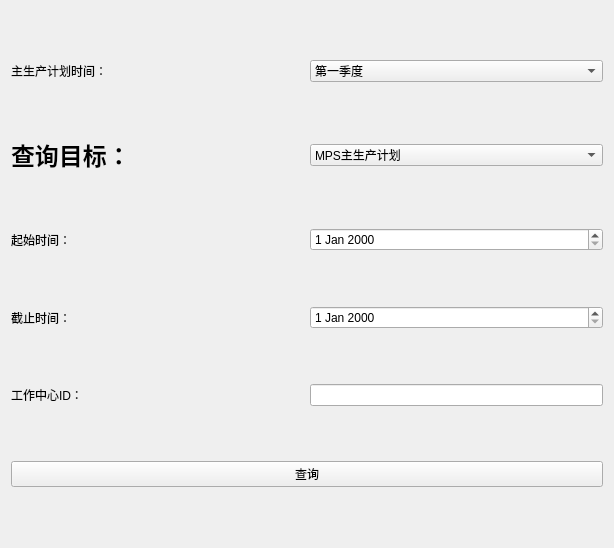
Old version of the form jh/code/window_chaxun.ui in the repository joker20020/ERP.
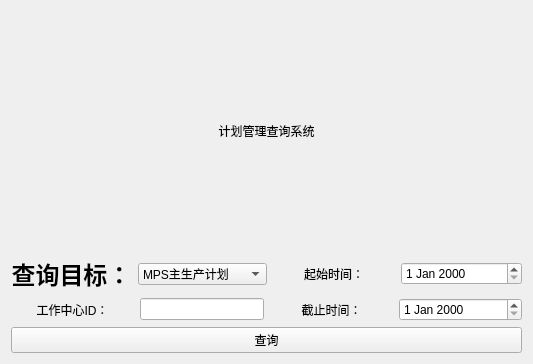
New version of the form. Custom widgets are drawn as their Qt base class.

What changed in the file:
```diff
--- a/jh/code/window_chaxun.ui
+++ b/jh/code/window_chaxun.ui
@@ -6,57 +6,23 @@
    <rect>
     <x>0</x>
     <y>0</y>
-    <width>614</width>
-    <height>548</height>
+    <width>533</width>
+    <height>364</height>
    </rect>
   </property>
   <property name="windowTitle">
    <string>Form</string>
   </property>
-  <layout class="QVBoxLayout" name="verticalLayout">
+  <layout class="QVBoxLayout" name="verticalLayout" stretch="1,1,1,1">
    <item>
-    <layout class="QHBoxLayout" name="horizontalLayout_2">
-     <item>
-      <widget class="QLabel" name="label">
-       <property name="styleSheet">
-        <string notr="true">font: 700 18pt &quot;STHeiti&quot;;</string>
-       </property>
-       <property name="text">
-        <string>主生产计划时间：</string>
-       </property>
-       <property name="alignment">
-        <set>Qt::AlignLeading|Qt::AlignLeft|Qt::AlignVCenter</set>
-       </property>
-      </widget>
-     </item>
-     <item>
-      <widget class="QComboBox" name="TIME">
-       <property name="styleSheet">
-        <string notr="true">font: 18pt &quot;STKaiti&quot;;</string>
-       </property>
-       <item>
-        <property name="text">
-         <string>第一季度</string>
-        </property>
-       </item>
-       <item>
-        <property name="text">
-         <string>第二季度</string>
-        </property>
-       </item>
-       <item>
-        <property name="text">
-         <string>第三季度</string>
-        </property>
-       </item>
-       <item>
-        <property name="text">
-         <string>第四季度</string>
-        </property>
-       </item>
-      </widget>
-     </item>
-    </layout>
+    <widget class="TitleLabel" name="label">
+     <property name="text">
+      <string>计划管理查询系统</string>
+     </property>
+     <property name="alignment">
+      <set>Qt::AlignCenter</set>
+     </property>
+    </widget>
    </item>
    <item>
     <layout class="QHBoxLayout" name="horizontalLayout_3">
@@ -76,6 +42,12 @@
        <property name="text">
         <string>查询目标：</string>
        </property>
+       <property name="alignment">
+        <set>Qt::AlignCenter</set>
+       </property>
+       <property name="margin">
+        <number>0</number>
+       </property>
       </widget>
      </item>
      <item>
@@ -83,6 +55,9 @@
        <property name="styleSheet">
         <string notr="true">font: 18pt &quot;STKaiti&quot;;</string>
        </property>
+       <property name="frame">
+        <bool>true</bool>
+       </property>
        <item>
         <property name="text">
          <string>MPS主生产计划</string>
@@ -115,10 +90,6 @@
        </item>
       </widget>
      </item>
-    </layout>
-   </item>
-   <item>
-    <layout class="QHBoxLayout" name="horizontalLayout_4">
      <item>
       <widget class="QLabel" name="label_4">
        <property name="styleSheet">
@@ -127,32 +98,14 @@
        <property name="text">
         <string>起始时间：</string>
        </property>
-      </widget>
-     </item>
-     <item>
-      <widget class="QDateEdit" name="start">
-       <property name="styleSheet">
-        <string notr="true">font: 18pt &quot;STKaiti&quot;;</string>
+       <property name="alignment">
+        <set>Qt::AlignCenter</set>
        </property>
       </widget>
      </item>
-    </layout>
-   </item>
-   <item>
-    <layout class="QHBoxLayout" name="horizontalLayout_5">
      <item>
-      <widget class="QLabel" name="label_5">
+      <widget class="CalendarPicker" name="start">
        <property name="styleSheet">
-        <string notr="true">font: 700 18pt &quot;STHeiti&quot;;</string>
-       </property>
-       <property name="text">
-        <string>截止时间：</string>
-       </property>
-      </widget>
-     </item>
-     <item>
-      <widget class="QDateEdit" name="ddl">
-       <property name="styleSheet">
         <string notr="true">font: 18pt &quot;STKaiti&quot;;</string>
        </property>
       </widget>
@@ -160,19 +113,22 @@
     </layout>
    </item>
    <item>
-    <layout class="QHBoxLayout" name="horizontalLayout_6">
+    <layout class="QHBoxLayout" name="horizontalLayout_4">
      <item>
-      <widget class="QLabel" name="label_3">
+      <widget class="CaptionLabel" name="label_3">
        <property name="styleSheet">
         <string notr="true">font: 700 18pt &quot;Heiti SC&quot;;</string>
        </property>
        <property name="text">
         <string>工作中心ID：</string>
        </property>
+       <property name="alignment">
+        <set>Qt::AlignCenter</set>
+       </property>
       </widget>
      </item>
      <item>
-      <widget class="QLineEdit" name="workID">
+      <widget class="LineEdit" name="workID">
        <property name="sizePolicy">
         <sizepolicy hsizetype="Minimum" vsizetype="Fixed">
          <horstretch>0</horstretch>
@@ -187,20 +143,76 @@
        </property>
       </widget>
      </item>
+     <item>
+      <widget class="CaptionLabel" name="label_5">
+       <property name="styleSheet">
+        <string notr="true">font: 700 18pt &quot;STHeiti&quot;;</string>
+       </property>
+       <property name="text">
+        <string>截止时间：</string>
+       </property>
+       <property name="alignment">
+        <set>Qt::AlignCenter</set>
+       </property>
+      </widget>
+     </item>
+     <item>
+      <widget class="CalendarPicker" name="ddl">
+       <property name="styleSheet">
+        <string notr="true">font: 18pt &quot;STKaiti&quot;;</string>
+       </property>
+      </widget>
+     </item>
     </layout>
    </item>
    <item>
-    <widget class="QPushButton" name="pushButton">
-     <property name="styleSheet">
-      <string notr="true">font: 24pt &quot;STKaiti&quot;;</string>
-     </property>
-     <property name="text">
-      <string>查询</string>
-     </property>
-    </widget>
+    <layout class="QHBoxLayout" name="horizontalLayout_5">
+     <item>
+      <widget class="PrimaryPushButton" name="pushButton">
+       <property name="styleSheet">
+        <string notr="true">font: 24pt &quot;STKaiti&quot;;</string>
+       </property>
+       <property name="text">
+        <string>查询</string>
+       </property>
+      </widget>
+     </item>
+    </layout>
    </item>
   </layout>
  </widget>
+ <customwidgets>
+  <customwidget>
+   <class>PrimaryPushButton</class>
+   <extends>QPushButton</extends>
+   <header>qfluentwidgets</header>
+  </customwidget>
+  <customwidget>
+   <class>LineEdit</class>
+   <extends>QLineEdit</extends>
+   <header>qfluentwidgets</header>
+  </customwidget>
+  <customwidget>
+   <class>ComboBox</class>
+   <extends>QComboBox</extends>
+   <header>qfluentwidgets</header>
+  </customwidget>
+  <customwidget>
+   <class>CalendarPicker</class>
+   <extends>QDateEdit</extends>
+   <header>qfluentwidgets</header>
+  </customwidget>
+  <customwidget>
+   <class>CaptionLabel</class>
+   <extends>QLabel</extends>
+   <header>qfluentwidgets</header>
+  </customwidget>
+  <customwidget>
+   <class>TitleLabel</class>
+   <extends>QLabel</extends>
+   <header location="global">qfluentwidgets</header>
+  </customwidget>
+ </customwidgets>
  <resources/>
  <connections/>
 </ui>
```
Left out of the diff: 4 changed lines with no effect on the pictures.
